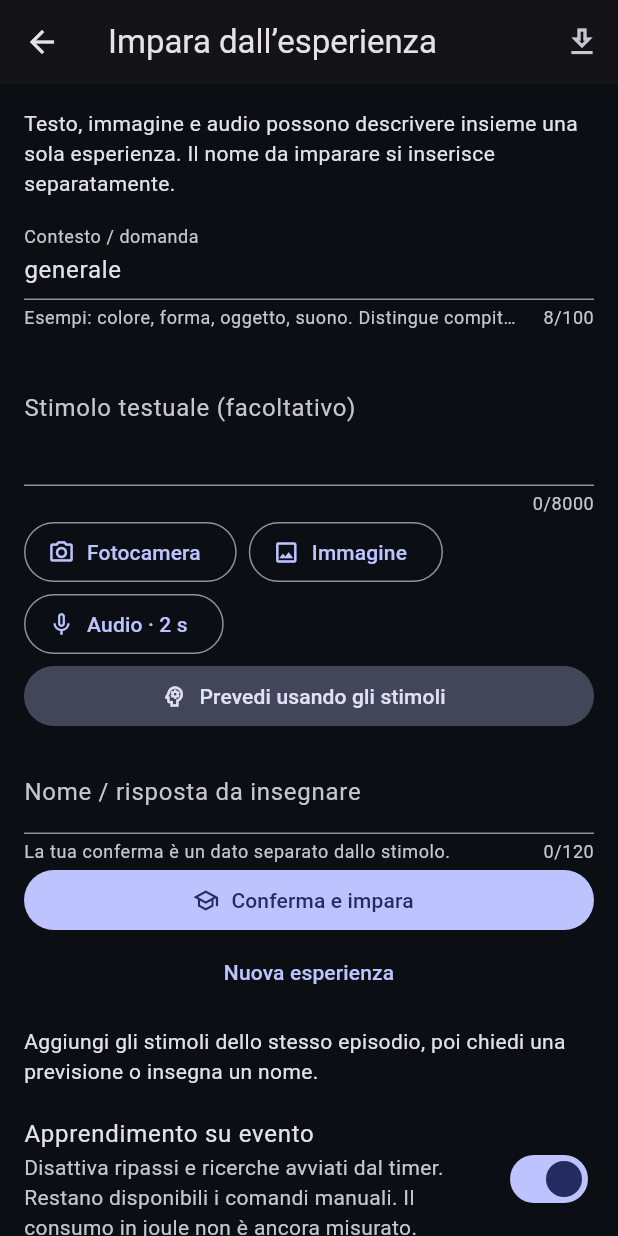
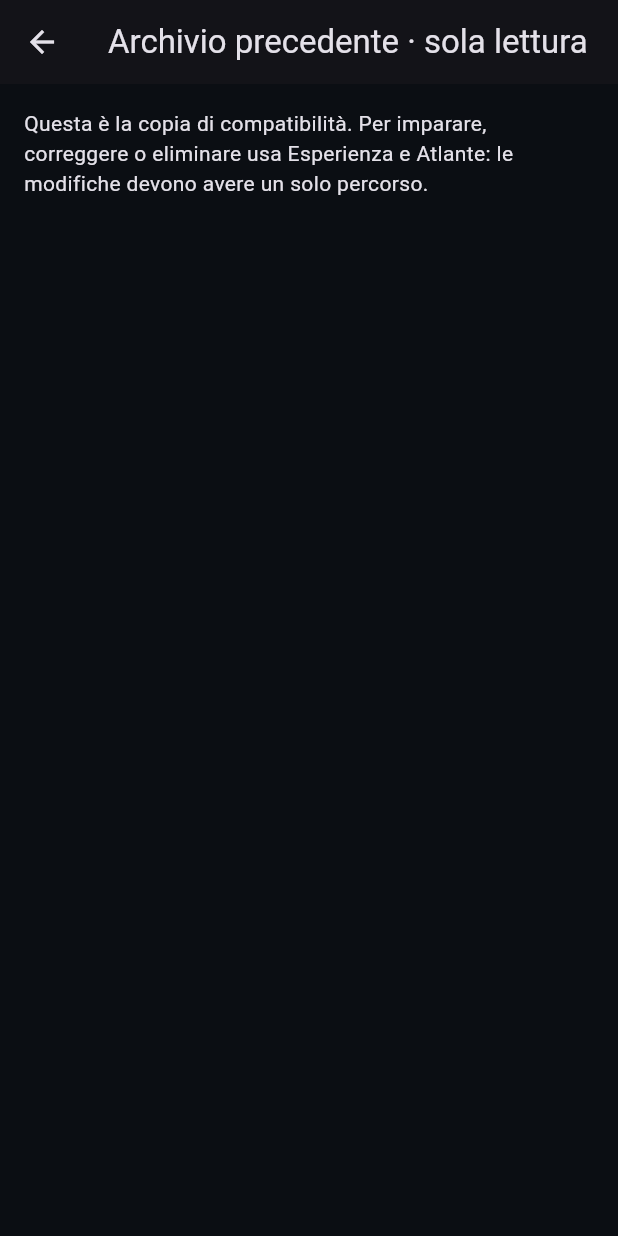
Before and after one commit to agdiegorusso-stack/MGD-model, a Flutter app: the ClsPage340 screen opened directly with empty values, after a tap on the "history" icon, on a phone screen of 412 x 824 dp. Run offline on Flutter 3.47's test engine with Material 3 defaults, Android fonts, the phone set to English and light mode, and no system bars; our stand-ins replace file_picker, image_picker, sqflite; missing offline and left inert: record; accounts and stored records are empty.

```diff
--- a/mgd-neuro-app/lib/cls_page_v0340.dart
+++ b/mgd-neuro-app/lib/cls_page_v0340.dart
@@ -537,9 +537,8 @@ class _ClsPage340State extends State<ClsPage340> with WidgetsBindingObserver {
                             ? null
                             : () => Navigator.of(context).push(
                                 MaterialPageRoute<void>(
-                                    builder: (_) => ExperiencePage33(
-                                        world: widget.world,
-                                        onSave: widget.onSave))),
+                                    builder: (_) => LegacySnapshotView340(
+                                        world: widget.world))),
                         icon: const Icon(Icons.history),
                         tooltip: 'Archivio precedente')
                   ],
@@ -822,3 +821,33 @@ class _AtlasEdges340 extends CustomPainter {
   bool shouldRepaint(covariant _AtlasEdges340 old) =>
       old.points != points || old.color != color;
 }
+
+// CLS_LEGACY_READONLY_0340
+/// Edits happen only through the migrated archive, never through two unsynced
+/// copies. The legacy snapshot remains inspectable for compatibility.
+class LegacySnapshotView340 extends StatelessWidget {
+  final MgdWorld06 world;
+  const LegacySnapshotView340({super.key, required this.world});
+  @override
+  Widget build(BuildContext context) => Scaffold(
+      appBar: AppBar(title: const Text('Archivio precedente · sola lettura')),
+      body: SafeArea(
+          child: Column(children: [
+        const Padding(
+            padding: EdgeInsets.all(16),
+            child: Text(
+                'Questa è la copia di compatibilità. Per imparare, correggere o eliminare usa Esperienza e Atlante: le modifiche devono avere un solo percorso.')),
+        Expanded(
+            child: ListView.builder(
+                itemCount: world.experience33.episodes.length,
+                itemBuilder: (context, index) {
+                  final e = world.experience33.episodes[index];
+                  return ListTile(
+                      title: Text(e.label),
+                      subtitle: Text(
+                          '${e.context} · ${e.source}\n${e.description}',
+                          maxLines: 4,
+                          overflow: TextOverflow.ellipsis));
+                }))
+      ])));
+}
```
